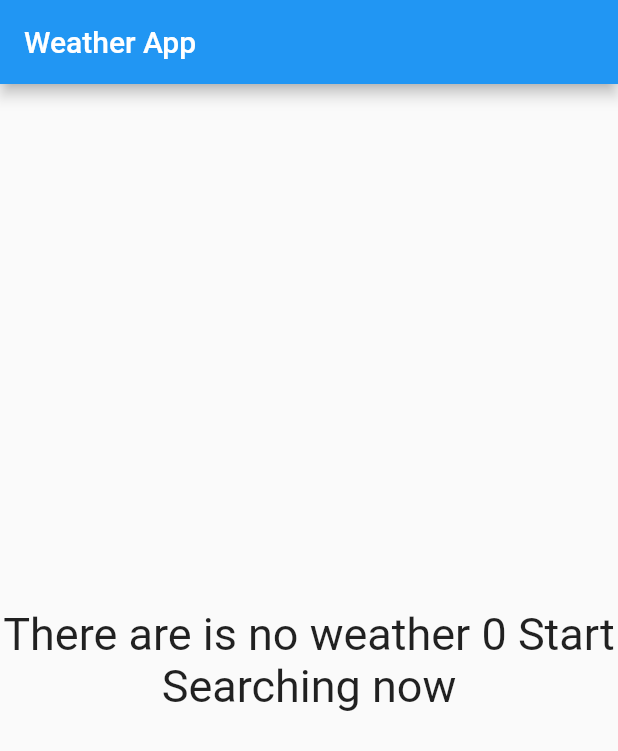
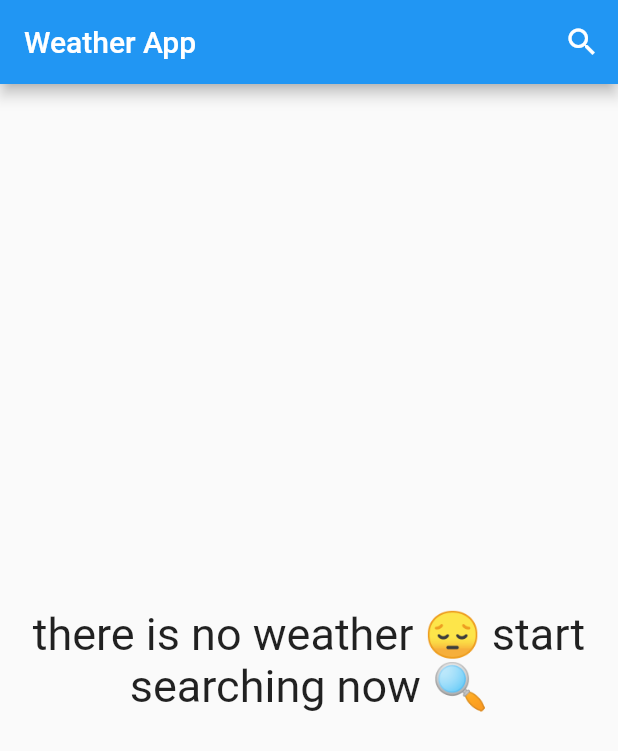
Before and after one commit to MohamedEssam-900009/weather_app, a Flutter app: the screen it shows after launch, on a phone screen of 412 x 824 dp. Shown: the top 751 px of the screen. Run offline on Flutter 3.47's test engine with Material 2 defaults, Android fonts, the phone set to English and light mode, and no system bars.

```diff
--- a/lib/main.dart
+++ b/lib/main.dart
@@ -11,10 +11,8 @@ class WeatherApp extends StatelessWidget {
   @override
   Widget build(BuildContext context) {
     return MaterialApp(
-      debugShowCheckedModeBanner: false,
-      title: 'Flutter Demo',
-
-      home: HomePage()
-    );
+        debugShowCheckedModeBanner: false,
+        title: 'Weather App',
+        home: HomePage());
   }
 }
--- a/lib/pages/home_page.dart
+++ b/lib/pages/home_page.dart
@@ -1,4 +1,5 @@
 import 'package:flutter/material.dart';
+import 'package:weather_app/pages/search_page.dart';
 
 class HomePage extends StatelessWidget {
   const HomePage({super.key});
@@ -7,20 +8,34 @@ class HomePage extends StatelessWidget {
   Widget build(BuildContext context) {
     return Scaffold(
       appBar: AppBar(
-        title: Text('Weather App'),
+        title: const Text('Weather App'),
+        actions: [
+          IconButton(
+              onPressed: () {
+                Navigator.push(
+                  context,
+                  MaterialPageRoute(
+                    builder: (context) {
+                      return const SearchPage();
+                    },
+                  ),
+                );
+              },
+              icon: const Icon(Icons.search))
+        ],
       ),
       body: Center(
         child: Column(
           mainAxisSize: MainAxisSize.min,
-          children: [
+          children: const [
             Text(
-              'There are is no weather 0 Start',
+              'there is no weather 😔 start',
               style: TextStyle(
                 fontSize: 30,
               ),
             ),
             Text(
-              'Searching now',
+              'searching now 🔍',
               style: TextStyle(
                 fontSize: 30,
               ),
```
Also changed, not shown: lib/pages/search_page.dart (added, +16 -0 lines).
